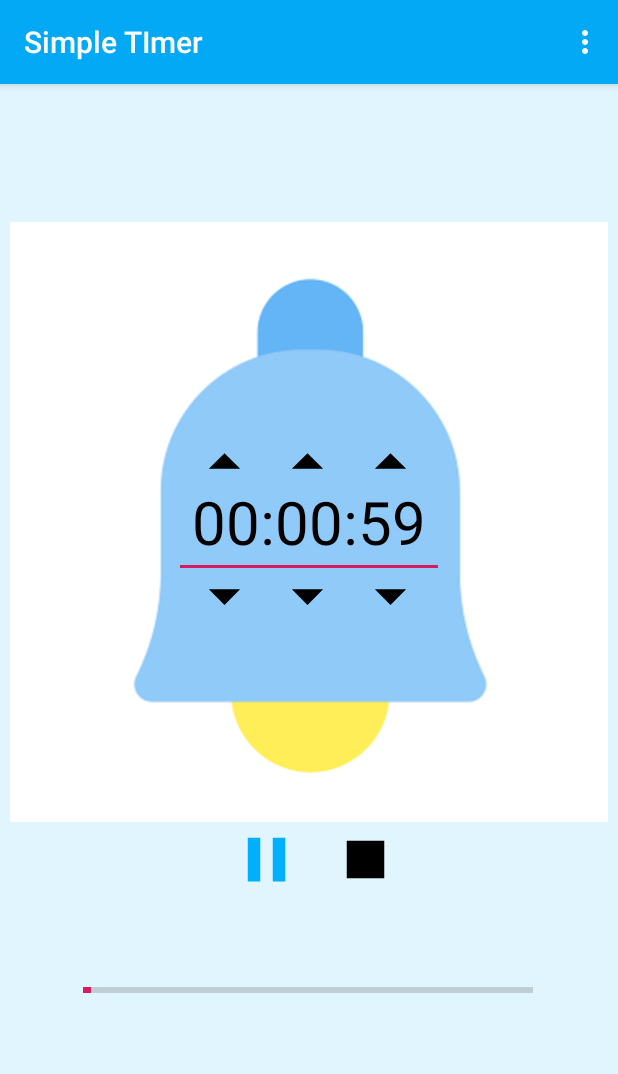
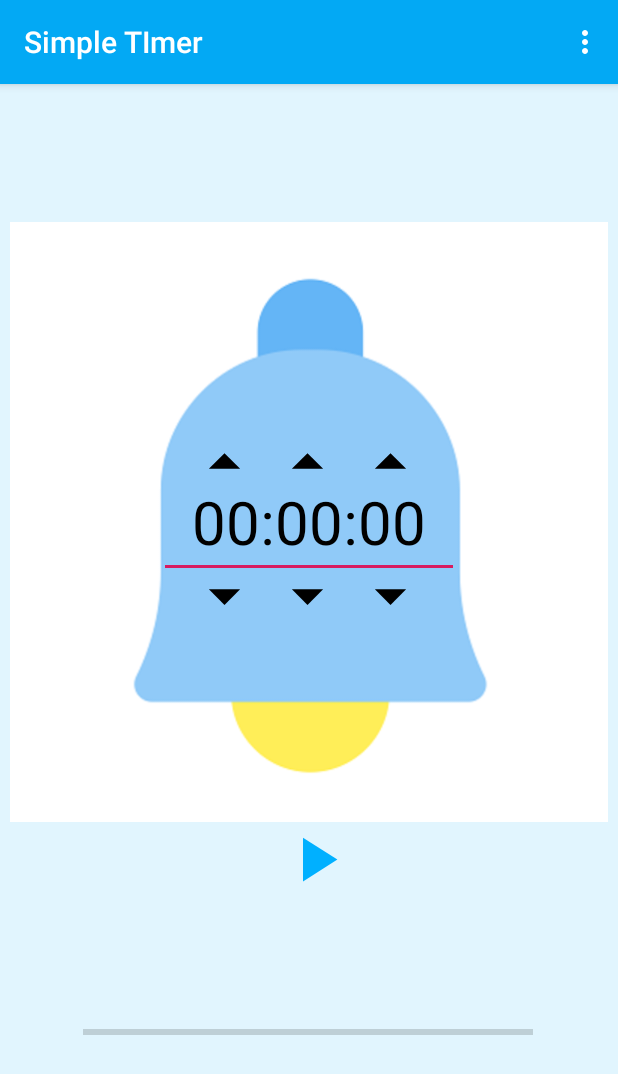
Before and after one commit to ManIsntFromSystem/Simple-Timer, an Android app: the screen it shows after launch (MainActivity), after a tap on an icon or button, on a phone screen of 412 x 824 dp. Shown: the top 1074 px of the screen. Run offline under Robolectric (Android 15) with nearby library versions, the phone set to English and light mode, and no system bars; our stand-ins replace ButterKnife; 1 other tap on this screen came first.

Commit message:
Update app to work

```diff
--- a/app/src/main/java/com/example/simpletimer/MainActivity.java
+++ b/app/src/main/java/com/example/simpletimer/MainActivity.java
@@ -74,7 +74,7 @@
     }
 
     public void stopTimerImgView(View view) {
-        myCountDownTimer.cancel();
+        myCountDownTimer.onFinish();
     }
 
     public void pauseTimerImgView(View view) {
--- a/app/src/main/java/com/example/simpletimer/SettingsFragment.java
+++ b/app/src/main/java/com/example/simpletimer/SettingsFragment.java
@@ -73,7 +73,7 @@
     @Override
     public boolean onPreferenceChange(Preference preference, Object newValue) {
 
-        if(preference.getKey().equals("default_interval")){
+       /* if(preference.getKey().equals("default_interval")){
             String defaultIntervalString = (String) newValue;
 
             try {
@@ -82,7 +82,7 @@
                 Toast.makeText(getContext(), "Input this format 00:00:00", Toast.LENGTH_SHORT).show();
                 return false;
             }
-        }
-        return true;
+        }*/
+        return false;
     }
 }
--- a/app/src/main/res/layout/activity_main.xml
+++ b/app/src/main/res/layout/activity_main.xml
@@ -13,7 +13,7 @@
         android:layout_height="400dp"
         app:layout_constraintBottom_toBottomOf="parent"
         app:layout_constraintEnd_toEndOf="parent"
-        app:layout_constraintHorizontal_bias="0.0"
+        app:layout_constraintHorizontal_bias="1.0"
         app:layout_constraintStart_toStartOf="parent"
         app:layout_constraintTop_toTopOf="parent"
         app:layout_constraintVertical_bias="0.25"
@@ -27,10 +27,11 @@
         android:visibility="invisible"
         app:layout_constraintBottom_toTopOf="@+id/imageView"
         app:layout_constraintEnd_toEndOf="parent"
-        app:layout_constraintHorizontal_bias="0.495"
+        app:layout_constraintHorizontal_bias="0.5"
         app:layout_constraintStart_toStartOf="parent"
         app:layout_constraintTop_toTopOf="parent"
-        app:layout_constraintVertical_bias="0.569" />
+        app:layout_constraintVertical_bias="0.5
+" />
 
     <ImageView
         android:id="@+id/playImageView"
@@ -67,16 +68,18 @@
 
     <EditText
         android:id="@+id/editText4"
-        android:layout_width="180dp"
+        android:layout_width="200dp"
         android:layout_height="wrap_content"
+        android:layout_marginStart="5dp"
+        android:layout_marginEnd="5dp"
         android:ems="10"
         android:gravity="center"
         android:inputType="time"
         android:lines="1"
         android:maxLength="8"
         android:maxLines="1"
+        android:text="00:00:00"
         android:textColor="@android:color/black"
-        android:text="00:00:00"
         android:textSize="40sp"
         app:layout_constraintBottom_toBottomOf="@+id/imageView"
         app:layout_constraintEnd_toEndOf="@+id/imageView"
@@ -152,6 +155,9 @@
         style="?android:attr/progressBarStyleHorizontal"
         android:layout_width="300dp"
         android:layout_height="wrap_content"
+        android:layout_marginStart="5dp"
+        android:layout_marginEnd="5dp"
+        android:layout_marginBottom="5dp"
         android:max="10"
         android:progress="0"
         app:layout_constraintBottom_toBottomOf="parent"
```
